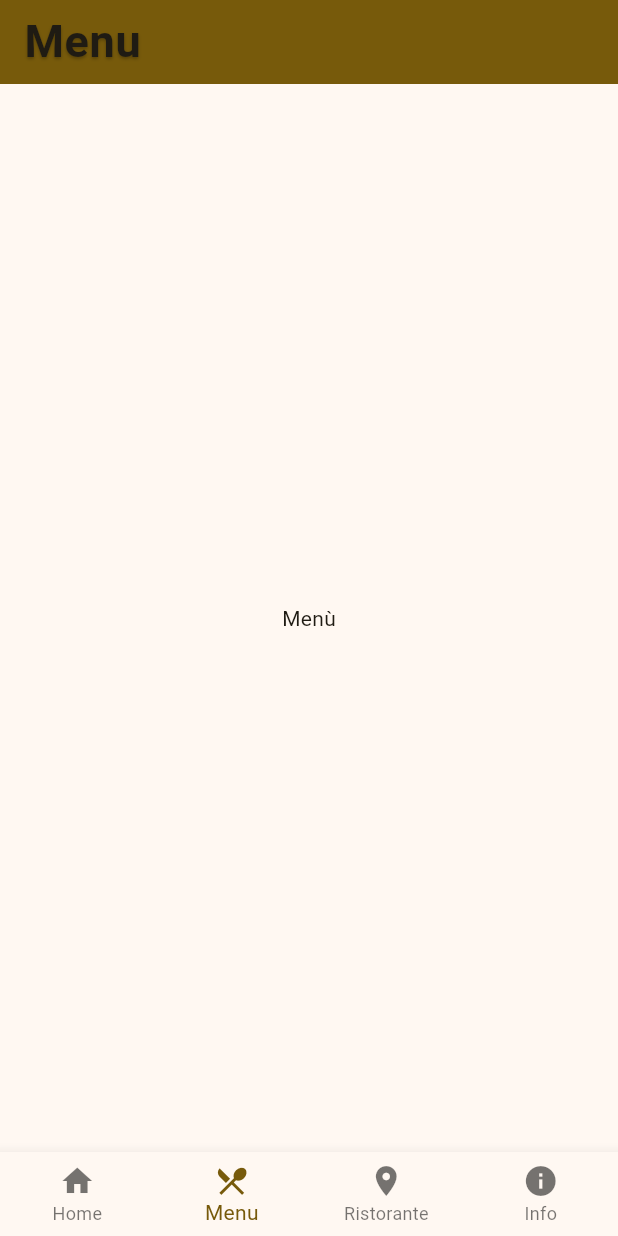
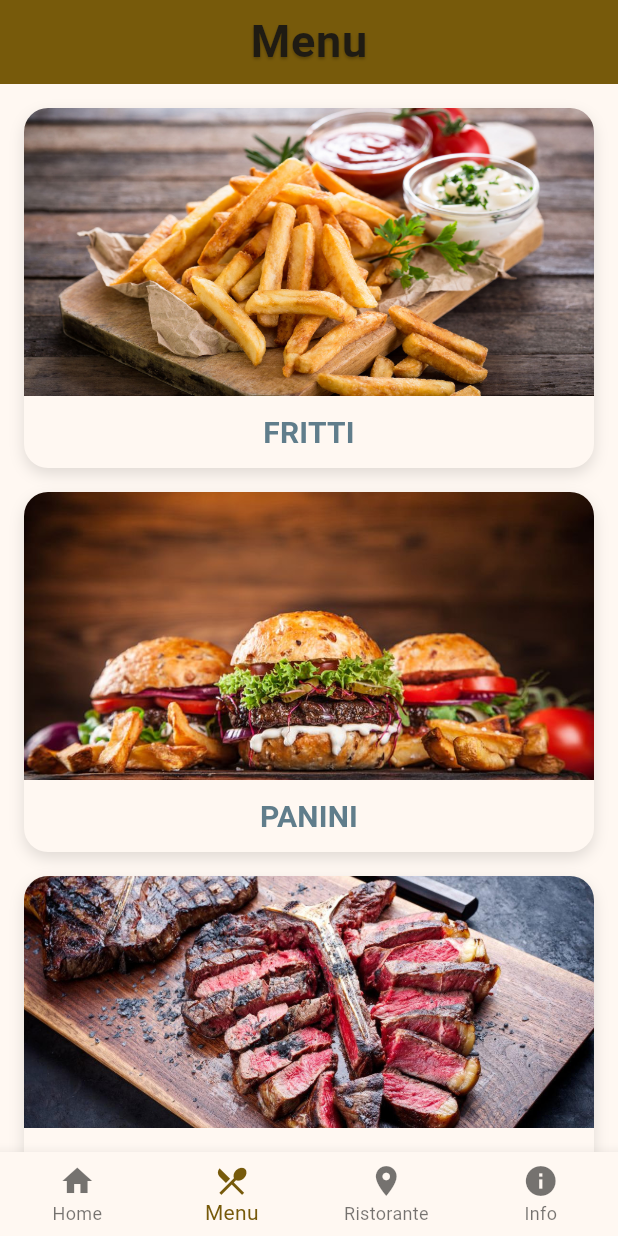
Before and after one commit to AandreaSp/crunchy, a Flutter app: the screen it shows after launch, item 2 of the bottom bar chosen, on a phone screen of 412 x 824 dp. Run offline on Flutter 3.47's test engine with Material 3 defaults, Android fonts, the phone set to English and light mode, and no system bars; Roboto replaces fonts that are missing (Poppins).

Commit message:
aggiunta card nel menu

```diff
--- a/lib/bottom_bar.dart
+++ b/lib/bottom_bar.dart
@@ -29,6 +29,7 @@ class _CrunchyShellState extends State<CrunchyBottomBar> {
   Widget build(BuildContext context) {
     return Scaffold(
       appBar: AppBar(
+        centerTitle: true,
         title: Text(_titles[_currentIndex]),
         backgroundColor: Theme.of(context).colorScheme.primary,
       ),
--- a/lib/menu.dart
+++ b/lib/menu.dart
@@ -2,10 +2,93 @@ import 'package:flutter/material.dart';
 
 class MenuPage extends StatelessWidget {
   const MenuPage({super.key});
+
   @override
   Widget build(BuildContext context) {
-    return const Scaffold(
-      body: Center(child: Text('Menù')),
+    final categories = <MenuCategory>[
+      MenuCategory(title: 'FRITTI', imageAsset: 'asset/menu_fritti.jpg'),
+      MenuCategory(title: 'PANINI', imageAsset: 'asset/menu_panini.jpg'),
+      MenuCategory(title: 'CARNE', imageAsset: 'asset/menu_carne.jpg'),
+      MenuCategory(title: 'DOLCI', imageAsset: 'asset/menu_dolci.jpg'),
+      MenuCategory(title: 'BEVANDE', imageAsset: 'asset/menu_bevande.jpg'),
+    ];
+
+    return Scaffold(
+      body: Padding(
+        padding: const EdgeInsets.all(16),
+        child: ListView.separated(
+          itemCount: categories.length,
+          separatorBuilder: (_, __) => const SizedBox(height: 16),
+          itemBuilder: (context, i) {
+            final c = categories[i];
+            return SizedBox(
+              height: 240, // opzionale: controlla l’altezza della card
+              child: CategoryCard(category: c, onTap: () {}),
+            );
+          },
+        ),
+      ),
     );
   }
 }
+
+class MenuCategory {
+  final String title;
+  final String imageAsset;
+  const MenuCategory({required this.title, required this.imageAsset});
+}
+
+class CategoryCard extends StatelessWidget {
+  final MenuCategory category;
+  final VoidCallback onTap;
+  const CategoryCard({super.key, required this.category, required this.onTap});
+
+  @override
+  Widget build(BuildContext context) {
+    final cs = Theme.of(context).colorScheme;
+
+    return InkWell(
+      onTap: onTap,
+      borderRadius: BorderRadius.circular(16),
+      child: Ink(
+        decoration: BoxDecoration(
+          color: cs.surface,
+          borderRadius: BorderRadius.circular(16),
+          boxShadow: const [
+            BoxShadow(
+              blurRadius: 8,
+              offset: Offset(0, 4),
+              color: Colors.black12,
+            ),
+          ],
+        ),
+        child: Column(
+          crossAxisAlignment: CrossAxisAlignment.stretch,
+          children: [
+            Expanded(
+              child: ClipRRect(
+                borderRadius: const BorderRadius.vertical(
+                  top: Radius.circular(16),
+                ),
+                child: Image.asset(category.imageAsset, fit: BoxFit.cover),
+              ),
+            ),
+            Padding(
+              padding: const EdgeInsets.all(12),
+              child: SizedBox(
+                width: double.infinity,
+                child: Text(
+                  category.title.toUpperCase(),
+                  textAlign: TextAlign.center,
+                  style: Theme.of(context).textTheme.titleMedium,
+                  maxLines: 2,
+                  overflow: TextOverflow.ellipsis,
+                ),
+              ),
+            ),
+          ],
+        ),
+      ),
+    );
+  }
+}
--- a/pubspec.yaml
+++ b/pubspec.yaml
@@ -59,6 +59,11 @@ flutter:
 
   assets:
       - asset/home_image.png
+      - asset/menu_fritti.jpg
+      - asset/menu_panini.jpg
+      - asset/menu_carne.jpg
+      - asset/menu_dolci.jpg
+      - asset/menu_bevande.jpg
 
   # To add assets to your application, add an assets section, like this:
   # assets:
```
Also changed, not shown: asset/menu_bevande.jpg (added), asset/menu_carne.jpg (added), asset/menu_dolci.jpg (added), asset/menu_fritti.jpg (added), asset/menu_panini.jpg (added).
